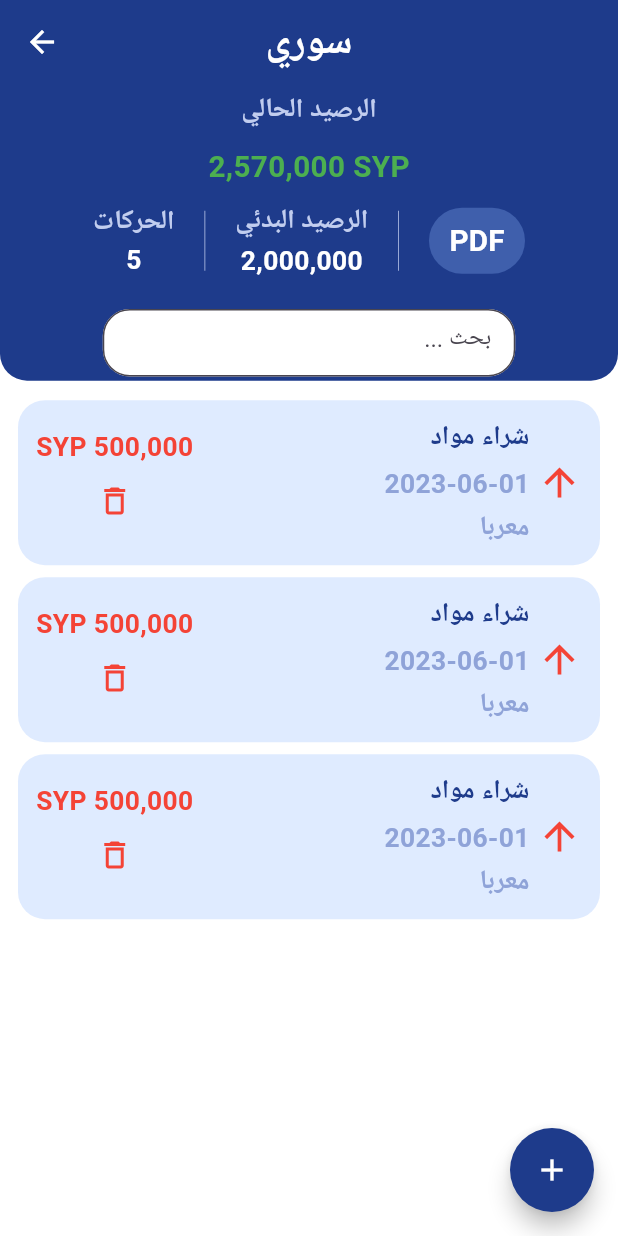
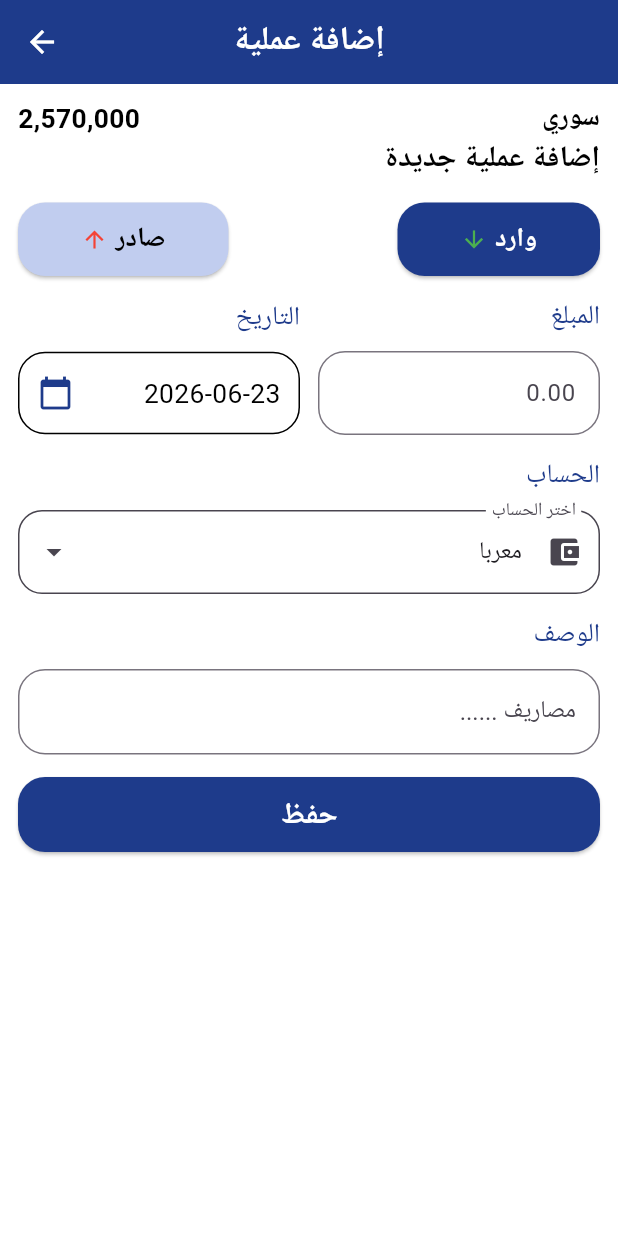
Before and after one commit to salimo2002/My_Cash_Box_App, a Flutter app: the CashBoxTransactions screen opened directly, after a tap on the "add" icon, on a phone screen of 412 x 824 dp. Run offline on Flutter 3.47's test engine with Material 3 defaults, Android fonts, the phone set to English and light mode, and no system bars; drawn by our look-alikes of dropdown_search.

Commit message:
Create AddTransactionView

```diff
--- a/lib/style/app_color.dart
+++ b/lib/style/app_color.dart
@@ -3,10 +3,12 @@ import 'package:flutter/material.dart';
 class AppColor {
   static const Color primaryColor = Color(0xff1e3b8b);
   static const Color secondaryColor = Color(0xffc1cdef);
+  static const Color dropColor = Color.fromARGB(255, 204, 206, 211);
   static const Color trColor = Color.fromARGB(255, 143, 163, 216);
   static const Color backGroundColor = Colors.white;
   static const Color positiveColor = Color(0xff4caf50);
   static const Color negativeColor = Color(0xfff44336);
   static const Color paymentColor = Color(0xfff44336);
   static const Color receiveColor = Color(0xff4caf50);
+  static const Color tileColor = Color.fromARGB(73, 144, 185, 255);
 }
--- /dev/null
+++ b/lib/style/number_formatter.dart
@@ -0,0 +1,35 @@
+import 'package:flutter/services.dart';
+import 'package:intl/intl.dart';
+
+class NumberFormatter extends TextInputFormatter {
+  final NumberFormat formatter = NumberFormat('#,###');
+
+  @override
+  TextEditingValue formatEditUpdate(
+    TextEditingValue oldValue,
+    TextEditingValue newValue,
+  ) {
+    if (newValue.text.isEmpty) {
+      return newValue;
+    }
+
+    // إزالة الفواصل القديمة
+    String newText = newValue.text.replaceAll(',', '');
+
+    // التأكد من أن القيمة رقمية
+    final number = int.tryParse(newText);
+    if (number == null) {
+      return oldValue;
+    }
+
+    // إضافة الفواصل
+    final formattedText = formatter.format(number);
+
+    return TextEditingValue(
+      text: formattedText,
+      selection: TextSelection.collapsed(
+        offset: formattedText.length,
+      ),
+    );
+  }
+}
--- a/lib/utils/main_app_bar.dart
+++ b/lib/utils/main_app_bar.dart
@@ -9,7 +9,7 @@ AppBar mainAppBar(BuildContext context, String title) {
     centerTitle: true,
     title: Text(
       title,
-      style: AppFont.boldTextStyle(context, AppFont.h1, Colors.white),
+      style: AppFont.boldTextStyle(context, AppFont.h2, Colors.white),
     ),
   );
 }
--- /dev/null
+++ b/lib/views/add_transaction_view.dart
@@ -0,0 +1,135 @@
+import 'package:cash_box/style/app_color.dart';
+import 'package:cash_box/style/app_font.dart';
+import 'package:cash_box/utils/main_app_bar.dart';
+import 'package:cash_box/widgets/amount_widget.dart';
+import 'package:cash_box/widgets/chose_date_widget.dart';
+import 'package:cash_box/widgets/custom_drop_down.dart';
+import 'package:cash_box/widgets/is_payment_or_receipt.dart';
+import 'package:cash_box/widgets/main_text_field.dart';
+import 'package:cash_box/widgets/save_button.dart';
+import 'package:flutter/material.dart';
+
+class AddTransactionView extends StatefulWidget {
+  const AddTransactionView({super.key});
+
+  @override
+  State<AddTransactionView> createState() => _AddTransactionViewState();
+}
+
+class _AddTransactionViewState extends State<AddTransactionView> {
+  ValueNotifier<DateTime> selectedDate = ValueNotifier<DateTime>(
+    DateTime.now(),
+  );
+  TextEditingController initialAccount = TextEditingController(text: 'معربا');
+  GlobalKey<FormState> formKey = GlobalKey<FormState>();
+  @override
+  Widget build(BuildContext context) {
+    return Scaffold(
+      appBar: mainAppBar(context, 'إضافة عملية'),
+      body: Padding(
+        padding: const EdgeInsets.symmetric(horizontal: 12, vertical: 10.0),
+        child: SingleChildScrollView(
+          child: Form(
+            child: Column(
+              crossAxisAlignment: CrossAxisAlignment.end,
+              children: [
+                Row(
+                  mainAxisAlignment: MainAxisAlignment.spaceBetween,
+                  children: [
+                    Text(
+                      AppFont.formatMoney(2570000 as num).toString(),
+                      style: AppFont.boldTextStyle(
+                        context,
+                        AppFont.body,
+                        Colors.black,
+                      ),
+                    ),
+                    Text(
+                      'سوري',
+                      style: AppFont.boldTextStyle(
+                        context,
+                        AppFont.body,
+                        Colors.black,
+                      ),
+                    ),
+                  ],
+                ),
+                Text(
+                  'إضافة عملية جديدة',
+                  style: AppFont.boldTextStyle(
+                    context,
+                    AppFont.h3,
+                    Colors.black,
+                  ),
+                ),
+                SizedBox(height: 15),
+                IsPaymentOrReceipt(),
+                SizedBox(height: 15),
+                Row(
+                  children: [
+                    Expanded(
+                      flex: 2,
+                      child: ChoseDateWidget(selectedDate: selectedDate),
+                    ),
+                    SizedBox(width: 12),
+                    Expanded(
+                      flex: 2,
+                      child: AmountWidget(
+                        amount: TextEditingController(),
+                        amountNode: FocusNode(),
+                      ),
+                    ),
+                  ],
+                ),
+                SizedBox(height: 15),
+                Text(
+                  'الحساب',
+                  style: AppFont.normalTextStyle(
+                    context,
+                    AppFont.body,
+                    AppColor.primaryColor,
+                  ),
+                ),
+                SizedBox(height: 10),
+                CustomDropDown(
+                  initValue: 'معربا',
+                  onSelected: (value) {},
+                  accounts: [
+                    'معربا',
+                    'الحرس',
+                    'الرابعة',
+                    'الاليات',
+                    'الغربيات',
+                  ],
+                ),
+                SizedBox(height: 15),
+                Text(
+                  'الوصف',
+                  style: AppFont.normalTextStyle(
+                    context,
+                    AppFont.body,
+                    AppColor.primaryColor,
+                  ),
+                ),
+                SizedBox(height: 10),
+                MainTextField(
+                  controller: TextEditingController(),
+                  hintText: 'مصاريف ......',
+                  focusNode: FocusNode(),
+                  validator: (value) {
+                    if (value == null || value == '') {
+                      return 'الوصف مطلوب';
+                    }
+                    return null;
+                  },
+                ),
+                SizedBox(height: 15),
+                SaveButton(title: 'حفظ', onTap: () {}),
+              ],
+            ),
+          ),
+        ),
+      ),
+    );
+  }
+}
--- a/lib/views/cash_box_transactions.dart
+++ b/lib/views/cash_box_transactions.dart
@@ -1,5 +1,7 @@
+import 'package:cash_box/utils/ios_liked_route.dart';
 import 'package:cash_box/utils/main_app_bar.dart';
 import 'package:cash_box/utils/main_floatinf_button.dart';
+import 'package:cash_box/views/add_transaction_view.dart';
 import 'package:cash_box/widgets/cash_box_balance_status.dart';
 import 'package:cash_box/widgets/cash_transaction_widget.dart';
 import 'package:flutter/material.dart';
@@ -11,7 +13,11 @@ class CashBoxTransactions extends StatelessWidget {
   Widget build(BuildContext context) {
     return Scaffold(
       appBar: mainAppBar(context, 'سوري'),
-      floatingActionButton: MainFloatingButton(onTap: () {}),
+      floatingActionButton: MainFloatingButton(
+        onTap: () {
+          Navigator.push(context, iosLikeRoute(AddTransactionView()));
+        },
+      ),
       body: Column(
         children: [
           CashBoxBalanceStatus(
--- /dev/null
+++ b/lib/widgets/amount_widget.dart
@@ -0,0 +1,39 @@
+import 'package:cash_box/style/app_color.dart';
+import 'package:cash_box/style/app_font.dart';
+import 'package:cash_box/widgets/main_text_field.dart';
+import 'package:flutter/material.dart';
+
+class AmountWidget extends StatelessWidget {
+  const AmountWidget({super.key, required this.amount, required this.amountNode});
+  final TextEditingController amount;
+  final FocusNode amountNode;
+  @override
+  Widget build(BuildContext context) {
+    return Column(
+      crossAxisAlignment: CrossAxisAlignment.end,
+      children: [
+        Text(
+          'المبلغ',
+          style: AppFont.normalTextStyle(
+            context,
+            AppFont.body,
+            AppColor.primaryColor,
+          ),
+        ),
+        SizedBox(height: 10),
+        MainTextField(
+          controller: amount,
+          hintText: '0.00',
+          focusNode: amountNode,
+          keyboardType: TextInputType.number,
+          validator: (value) {
+            if (value == null || value == '') {
+              return 'المبلغ مطلوب';
+            }
+            return null;
+          },
+        ),
+      ],
+    );
+  }
+}
--- a/lib/widgets/cash_box_widgt.dart
+++ b/lib/widgets/cash_box_widgt.dart
@@ -25,7 +25,7 @@ class CashBoxWidgt extends StatelessWidget {
         child: ListTile(
           onTap: onTap,
           contentPadding: EdgeInsets.symmetric(horizontal: 8, vertical: 4),
-          tileColor: const Color.fromARGB(73, 144, 185, 255),
+          tileColor: AppColor.tileColor,
           shape: RoundedRectangleBorder(
             borderRadius: BorderRadius.circular(18),
           ),
@@ -49,7 +49,7 @@ class CashBoxWidgt extends StatelessWidget {
                 style: AppFont.boldTextStyle(
                   context,
                   AppFont.body,
-                  AppColor.primaryColor,
+                  AppColor.trColor,
                 ),
               ),
               Text(
--- a/lib/widgets/cash_transaction_widget.dart
+++ b/lib/widgets/cash_transaction_widget.dart
@@ -27,7 +27,7 @@ class CashTransactionWidget extends StatelessWidget {
         child: Container(
           padding: EdgeInsets.symmetric(horizontal: 12, vertical: 12),
           decoration: BoxDecoration(
-            color: const Color.fromARGB(73, 144, 185, 255),
+            color: AppColor.tileColor,
             borderRadius: BorderRadius.circular(18),
           ),
           child: Row(
@@ -35,7 +35,9 @@ class CashTransactionWidget extends StatelessWidget {
             children: [
               Icon(
                 isPayment ? Icons.arrow_upward : Icons.arrow_downward_sharp,
-                color: isPayment ? Colors.red : Colors.green,
+                color: isPayment
+                    ? AppColor.paymentColor
+                    : AppColor.receiveColor,
                 size: 30,
               ),
               SizedBox(width: 5),
--- /dev/null
+++ b/lib/widgets/chose_date_widget.dart
@@ -0,0 +1,51 @@
+
+import 'package:cash_box/style/app_color.dart';
+import 'package:cash_box/style/app_font.dart';
+import 'package:cash_box/widgets/container_date_time.dart';
+import 'package:flutter/material.dart';
+
+class ChoseDateWidget extends StatelessWidget {
+  const ChoseDateWidget({
+    super.key,
+    required this.selectedDate,
+  });
+
+  final ValueNotifier<DateTime> selectedDate;
+
+  @override
+  Widget build(BuildContext context) {
+    return Column(
+      crossAxisAlignment: CrossAxisAlignment.end,
+      children: [
+        Text(
+          'التاريخ',
+          style: AppFont.normalTextStyle(
+            context,
+            AppFont.body,
+            AppColor.primaryColor,
+          ),
+        ),
+        SizedBox(height: 10),
+        GestureDetector(
+          onTap: () async {
+            final pickedDate = await showDatePicker(
+              context: context,
+              firstDate: DateTime(2000),
+              lastDate: DateTime(2100),
+              initialDate: selectedDate.value,
+            );
+            if (pickedDate != null) {
+              selectedDate.value = pickedDate;
+            }
+          },
+          child: ValueListenableBuilder(
+            valueListenable: selectedDate,
+            builder: (context, value, child) {
+              return ContainerDateTime(value: value);
+            },
+          ),
+        ),
+      ],
+    );
+  }
+}
--- /dev/null
+++ b/lib/widgets/container_date_time.dart
@@ -0,0 +1,29 @@
+import 'package:cash_box/style/app_color.dart';
+import 'package:cash_box/style/app_font.dart';
+import 'package:flutter/material.dart';
+
+class ContainerDateTime extends StatelessWidget {
+  const ContainerDateTime({super.key, required this.value});
+  final DateTime value;
+  @override
+  Widget build(BuildContext context) {
+    return Container(
+      padding: EdgeInsets.symmetric(horizontal: 12, vertical: 14),
+      decoration: BoxDecoration(
+        color: Colors.white,
+        borderRadius: BorderRadius.circular(18),
+        border: Border.all(color: Colors.black),
+      ),
+      child: Row(
+        mainAxisAlignment: MainAxisAlignment.spaceBetween,
+        children: [
+          Icon(Icons.calendar_today, color: AppColor.primaryColor),
+          Text(
+            value.toString().split(' ')[0],
+            style: AppFont.normalTextStyle(context, AppFont.body, Colors.black),
+          ),
+        ],
+      ),
+    );
+  }
+}
--- /dev/null
+++ b/lib/widgets/custom_drop_down.dart
@@ -0,0 +1,59 @@
+import 'package:cash_box/style/app_color.dart';
+import 'package:dropdown_search/dropdown_search.dart';
+import 'package:flutter/material.dart';
+
+class CustomDropDown extends StatelessWidget {
+  const CustomDropDown({
+    super.key,
+    required this.accounts,
+    required this.initValue,
+    this.onSelected,
+  });
+
+  final List<String> accounts;
+  final String initValue;
+  final void Function(String?)? onSelected;
+
+  @override
+  Widget build(BuildContext context) {
+    return Directionality(
+      textDirection: TextDirection.rtl,
+      child: DropdownSearch<String>(
+        selectedItem: initValue,
+        items: (filter, loadProps) => accounts,
+        onSelected: onSelected,
+        popupProps: PopupProps.bottomSheet(
+          showSearchBox: true,
+          bottomSheetProps: const BottomSheetProps(
+            backgroundColor: AppColor.dropColor,
+            elevation: 10,
+          ),
+          searchFieldProps: TextFieldProps(
+            decoration: InputDecoration(
+              hintText: "ابحث عن الحساب...",
+              prefixIcon: const Icon(Icons.search),
+              filled: true,
+              fillColor: Colors.grey.shade100,
+              border: OutlineInputBorder(
+                borderRadius: BorderRadius.circular(14),
+                borderSide: BorderSide.none,
+              ),
+            ),
+          ),
+        ),
+        decoratorProps: DropDownDecoratorProps(
+          decoration: InputDecoration(
+            labelText: "اختر الحساب",
+            prefixIcon: const Icon(Icons.account_balance_wallet),
+            filled: true,
+            fillColor: AppColor.backGroundColor,
+            border: OutlineInputBorder(
+              borderRadius: BorderRadius.circular(16),
+              borderSide: BorderSide(color: AppColor.primaryColor),
+            ),
+          ),
+        ),
+      ),
+    );
+  }
+}
--- /dev/null
+++ b/lib/widgets/is_payment_or_receipt.dart
@@ -0,0 +1,47 @@
+import 'package:cash_box/style/app_color.dart';
+import 'package:cash_box/widgets/transaction_button.dart';
+import 'package:flutter/material.dart';
+
+class IsPaymentOrReceipt extends StatefulWidget {
+  const IsPaymentOrReceipt({super.key});
+
+  @override
+  State<IsPaymentOrReceipt> createState() => _IsPaymentOrReceiptState();
+}
+
+class _IsPaymentOrReceiptState extends State<IsPaymentOrReceipt> {
+  bool isPayment = true;
+  @override
+  Widget build(BuildContext context) {
+    return Row(
+      mainAxisAlignment: MainAxisAlignment.spaceBetween,
+      children: [
+        TransactionButton(
+          iconCcolor: Colors.red,
+          iconData: Icons.arrow_upward,
+          btnColor: isPayment ? AppColor.secondaryColor : AppColor.primaryColor,
+          title: 'صادر',
+          titleColor: isPayment ? Colors.black : AppColor.backGroundColor,
+          onTap: () {
+            setState(() {
+              isPayment = false;
+            });
+          },
+        ),
+        TransactionButton(
+          iconCcolor: Colors.green,
+          iconData: Icons.arrow_downward_sharp,
+          btnColor: isPayment ? AppColor.primaryColor : AppColor.trColor,
+          title: 'وارد',
+          titleColor: isPayment ? AppColor.backGroundColor : Colors.black,
+          onTap: () {
+            setState(() {
+              isPayment = true;
+            });
+            isPayment = true;
+          },
+        ),
+      ],
+    );
+  }
+}
--- /dev/null
+++ b/lib/widgets/main_text_field.dart
@@ -0,0 +1,46 @@
+import 'package:cash_box/style/app_color.dart' show AppColor;
+import 'package:cash_box/style/number_formatter.dart';
+import 'package:flutter/material.dart';
+import 'package:flutter/services.dart';
+
+class MainTextField extends StatelessWidget {
+  const MainTextField({
+    super.key,
+    required this.controller,
+    this.keyboardType,
+    required this.hintText,
+    required this.focusNode,
+    this.validator,
+  });
+  final TextEditingController controller;
+  final TextInputType? keyboardType;
+  final String hintText;
+  final FocusNode focusNode;
+  final String? Function(String?)? validator;
+  @override
+  Widget build(BuildContext context) {
+    return Directionality(
+      textDirection: TextDirection.rtl,
+      child: TextFormField(
+        validator: validator,
+        controller: controller,
+        keyboardType: keyboardType,
+        focusNode: focusNode,
+        inputFormatters: keyboardType == TextInputType.number
+            ? [FilteringTextInputFormatter.digitsOnly, NumberFormatter()]
+            : [],
+        decoration: InputDecoration(
+          hintText: hintText,
+          border: OutlineInputBorder(
+            borderRadius: BorderRadius.circular(18),
+            borderSide: BorderSide(color: AppColor.primaryColor, width: 2),
+          ),
+          errorBorder: OutlineInputBorder(
+            borderRadius: BorderRadius.circular(18),
+            borderSide: BorderSide(color: Colors.red, width: 2),
+          ),
+        ),
+      ),
+    );
+  }
+}
--- /dev/null
+++ b/lib/widgets/save_button.dart
@@ -0,0 +1,28 @@
+import 'package:cash_box/style/app_color.dart';
+import 'package:cash_box/style/app_font.dart';
+import 'package:flutter/material.dart';
+
+class SaveButton extends StatelessWidget {
+  const SaveButton({super.key, this.onTap, required this.title});
+  final void Function()? onTap;
+  final String title;
+  @override
+  Widget build(BuildContext context) {
+    return ElevatedButton(
+      onPressed: onTap,
+      style: ElevatedButton.styleFrom(
+        backgroundColor: AppColor.primaryColor,
+        minimumSize: Size(double.infinity, 50),
+        shape: RoundedRectangleBorder(borderRadius: BorderRadius.circular(18)),
+      ),
+      child: Text(
+        title,
+        style: AppFont.boldTextStyle(
+          context,
+          AppFont.h3,
+          AppColor.backGroundColor,
+        ),
+      ),
+    );
+  }
+}
--- /dev/null
+++ b/lib/widgets/transaction_button.dart
@@ -0,0 +1,43 @@
+import 'package:cash_box/style/app_font.dart';
+import 'package:flutter/material.dart';
+
+class TransactionButton extends StatelessWidget {
+  const TransactionButton({
+    super.key,
+    required this.iconCcolor,
+    required this.iconData,
+    required this.btnColor,
+    required this.title,
+    required this.titleColor,
+    required this.onTap,
+  });
+  final Color iconCcolor;
+  final IconData iconData;
+  final Color btnColor;
+  final String title;
+  final Color titleColor;
+  final void Function() onTap;
+  @override
+  Widget build(BuildContext context) {
+    return ElevatedButton(
+      style: ElevatedButton.styleFrom(
+        backgroundColor: btnColor,
+        padding: EdgeInsets.symmetric(horizontal: 42, vertical: 12),
+        shape: RoundedRectangleBorder(
+          borderRadius: BorderRadiusGeometry.circular(18),
+        ),
+      ),
+      onPressed: onTap,
+      child: Row(
+        children: [
+          Icon(iconData, color: iconCcolor),
+          SizedBox(width: 5),
+          Text(
+            title,
+            style: AppFont.boldTextStyle(context, AppFont.body, titleColor),
+          ),
+        ],
+      ),
+    );
+  }
+}
--- a/pubspec.yaml
+++ b/pubspec.yaml
@@ -35,6 +35,7 @@ dependencies:
   # Use with the CupertinoIcons class for iOS style icons.
   cupertino_icons: ^1.0.8
   intl: ^0.20.2
+  dropdown_search: ^7.0.0
 
 dev_dependencies:
   flutter_test:
```
Also changed, not shown: pubspec.lock.
